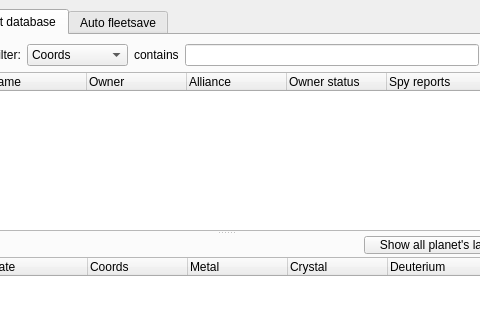
First picture: the form in ogbot/src/ui/MainWindow.ui, repository kovan/kovans-ogbot, before the edit; both pictures show x 134 to 614 and y 0 to 320 of the 719 by 622 pixel window.
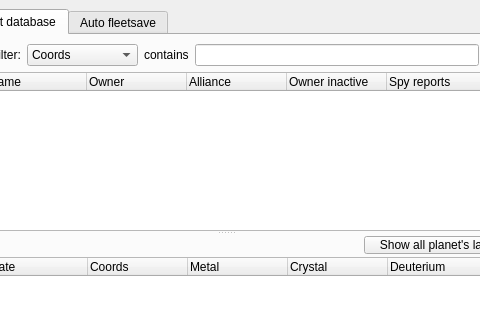
Second picture: the form after the edit. The open tabs and pages were chosen to show the change. Icons and pictures are not drawn.

```diff
--- a/ogbot/src/ui/MainWindow.ui
+++ b/ogbot/src/ui/MainWindow.ui
@@ -389,7 +389,7 @@
             </item>
             <item>
              <property name="text" >
-              <string>Owner status</string>
+              <string>Owner inactive</string>
              </property>
             </item>
            </widget>
@@ -450,7 +450,7 @@
            </column>
            <column>
             <property name="text" >
-             <string>Owner status</string>
+             <string>Owner inactive</string>
             </property>
            </column>
            <column>
```
